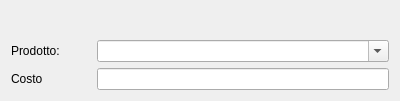
Qt form hcontainer_generic_product.ui (fblabs/hamlet-mod-sancon) before a commit.
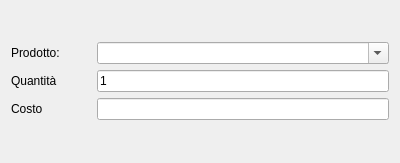
The same form after that commit.

Patch:
```diff
--- a/hcontainer_generic_product.ui
+++ b/hcontainer_generic_product.ui
@@ -7,7 +7,7 @@
     <x>0</x>
     <y>0</y>
     <width>400</width>
-    <height>101</height>
+    <height>163</height>
    </rect>
   </property>
   <property name="windowTitle">
@@ -15,22 +15,9 @@
   </property>
   <layout class="QVBoxLayout" name="verticalLayout">
    <item>
-    <spacer name="verticalSpacer">
-     <property name="orientation">
-      <enum>Qt::Vertical</enum>
-     </property>
-     <property name="sizeHint" stdset="0">
-      <size>
-       <width>20</width>
-       <height>40</height>
-      </size>
-     </property>
-    </spacer>
-   </item>
-   <item>
-    <layout class="QFormLayout" name="formLayout">
-     <item row="0" column="0">
-      <widget class="QLabel" name="label">
+    <layout class="QGridLayout" name="gridLayout">
+     <item row="2" column="0">
+      <widget class="QLabel" name="label_2">
        <property name="minimumSize">
         <size>
          <width>80</width>
@@ -38,10 +25,13 @@
         </size>
        </property>
        <property name="text">
-        <string>Prodotto:</string>
+        <string>Costo</string>
        </property>
       </widget>
      </item>
+     <item row="2" column="1">
+      <widget class="QLineEdit" name="leCosto"/>
+     </item>
      <item row="0" column="1">
       <widget class="QComboBox" name="cb_prodotti">
        <property name="editable">
@@ -52,21 +42,32 @@
        </property>
       </widget>
      </item>
+     <item row="0" column="0">
+      <widget class="QLabel" name="label">
+       <property name="minimumSize">
+        <size>
+         <width>80</width>
+         <height>0</height>
+        </size>
+       </property>
+       <property name="text">
+        <string>Prodotto:</string>
+       </property>
+      </widget>
+     </item>
      <item row="1" column="0">
-      <widget class="QLabel" name="label_2">
-       <property name="minimumSize">
-        <size>
-         <width>80</width>
-         <height>0</height>
-        </size>
-       </property>
+      <widget class="QLabel" name="label_3">
        <property name="text">
-        <string>Costo</string>
+        <string>Quantità</string>
        </property>
       </widget>
      </item>
      <item row="1" column="1">
-      <widget class="QLineEdit" name="leCosto"/>
+      <widget class="QLineEdit" name="leAmount">
+       <property name="text">
+        <string>1</string>
+       </property>
+      </widget>
      </item>
     </layout>
    </item>
```
